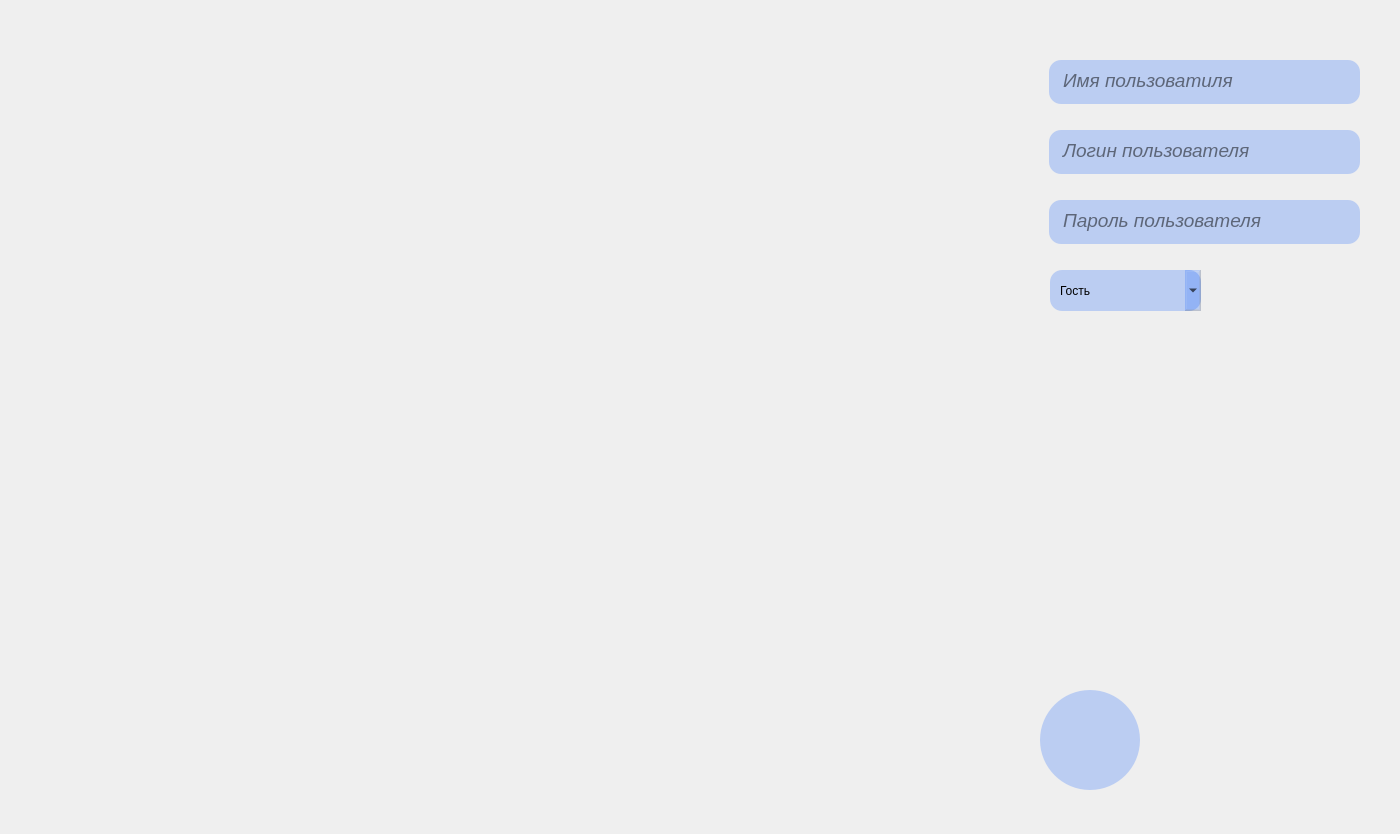
This is app/ui/users.ui in Xbasan/Diplom as Qt 5 draws it before an edit. The edited form follows.
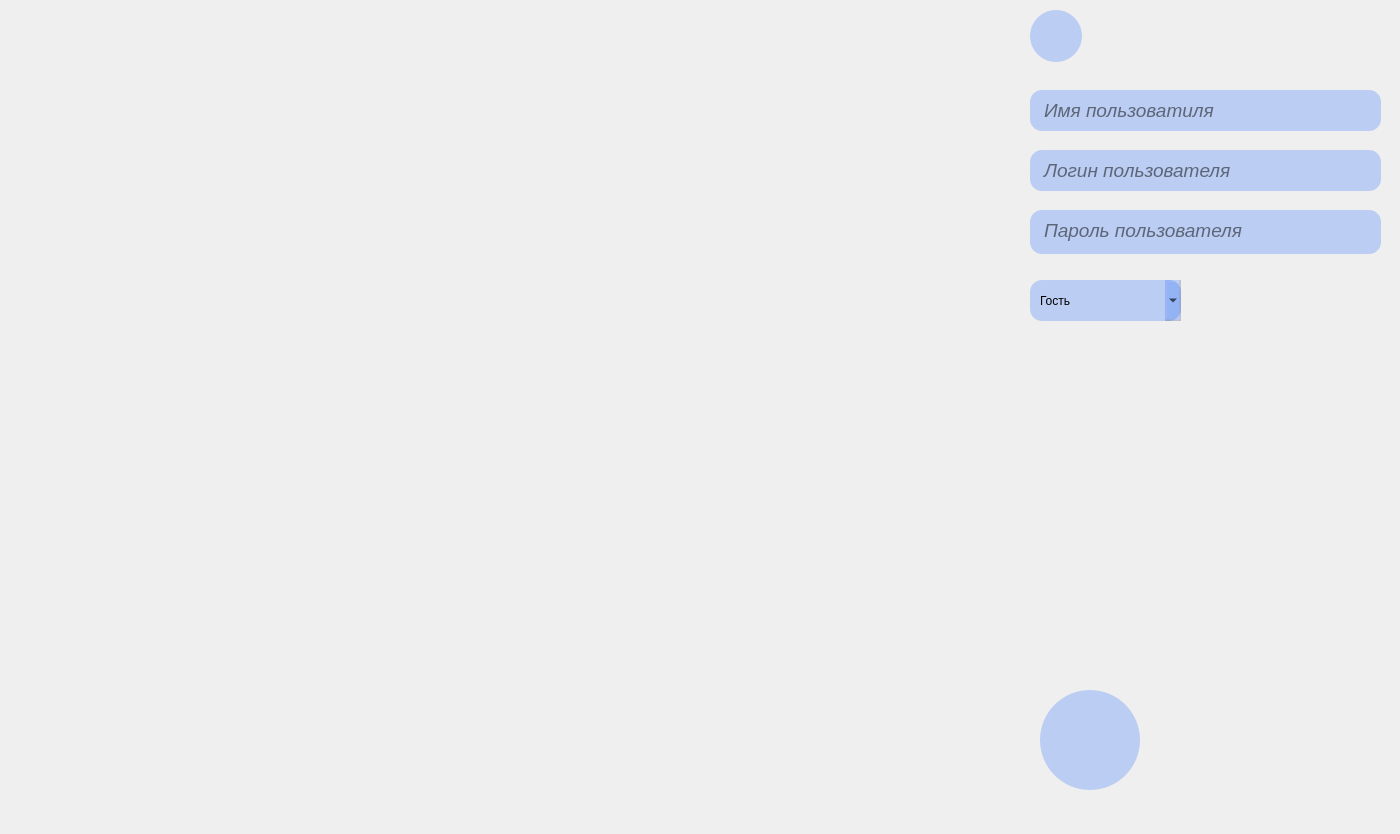
This is the edited form. Icons and pictures are not drawn.

What changed in the file:
```diff
--- a/app/ui/users.ui
+++ b/app/ui/users.ui
@@ -109,15 +109,15 @@
   <widget class="QTextEdit" name="nameTextEdit">
    <property name="geometry">
     <rect>
-     <x>1049</x>
-     <y>60</y>
-     <width>311</width>
-     <height>44</height>
+     <x>1030</x>
+     <y>90</y>
+     <width>351</width>
+     <height>41</height>
     </rect>
    </property>
    <property name="maximumSize">
     <size>
-     <width>320</width>
+     <width>360</width>
      <height>44</height>
     </size>
    </property>
@@ -146,15 +146,15 @@
   <widget class="QTextEdit" name="LoginTextEdit">
    <property name="geometry">
     <rect>
-     <x>1049</x>
-     <y>130</y>
-     <width>311</width>
-     <height>44</height>
+     <x>1030</x>
+     <y>150</y>
+     <width>351</width>
+     <height>41</height>
     </rect>
    </property>
    <property name="maximumSize">
     <size>
-     <width>320</width>
+     <width>360</width>
      <height>44</height>
     </size>
    </property>
@@ -193,8 +193,8 @@
   <widget class="QComboBox" name="comboBox">
    <property name="geometry">
     <rect>
-     <x>1050</x>
-     <y>270</y>
+     <x>1030</x>
+     <y>280</y>
      <width>151</width>
      <height>41</height>
     </rect>
@@ -223,15 +223,15 @@
   <widget class="QTextEdit" name="PasswordTextEdit">
    <property name="geometry">
     <rect>
-     <x>1049</x>
-     <y>200</y>
-     <width>311</width>
+     <x>1030</x>
+     <y>210</y>
+     <width>351</width>
      <height>44</height>
     </rect>
    </property>
    <property name="maximumSize">
     <size>
-     <width>320</width>
+     <width>360</width>
      <height>44</height>
     </size>
    </property>
@@ -267,6 +267,32 @@
     <string>Пароль пользователя</string>
    </property>
   </widget>
+  <widget class="QPushButton" name="update">
+   <property name="geometry">
+    <rect>
+     <x>1030</x>
+     <y>10</y>
+     <width>52</width>
+     <height>52</height>
+    </rect>
+   </property>
+   <property name="styleSheet">
+    <string notr="true">border-radius: 26px;
+background-color: rgba(0, 85, 255, 55);</string>
+   </property>
+   <property name="text">
+    <string/>
+   </property>
+   <property name="icon">
+    <iconset theme="QIcon::ThemeIcon::ViewRefresh"/>
+   </property>
+   <property name="iconSize">
+    <size>
+     <width>32</width>
+     <height>32</height>
+    </size>
+   </property>
+  </widget>
  </widget>
  <resources/>
  <connections/>
```
